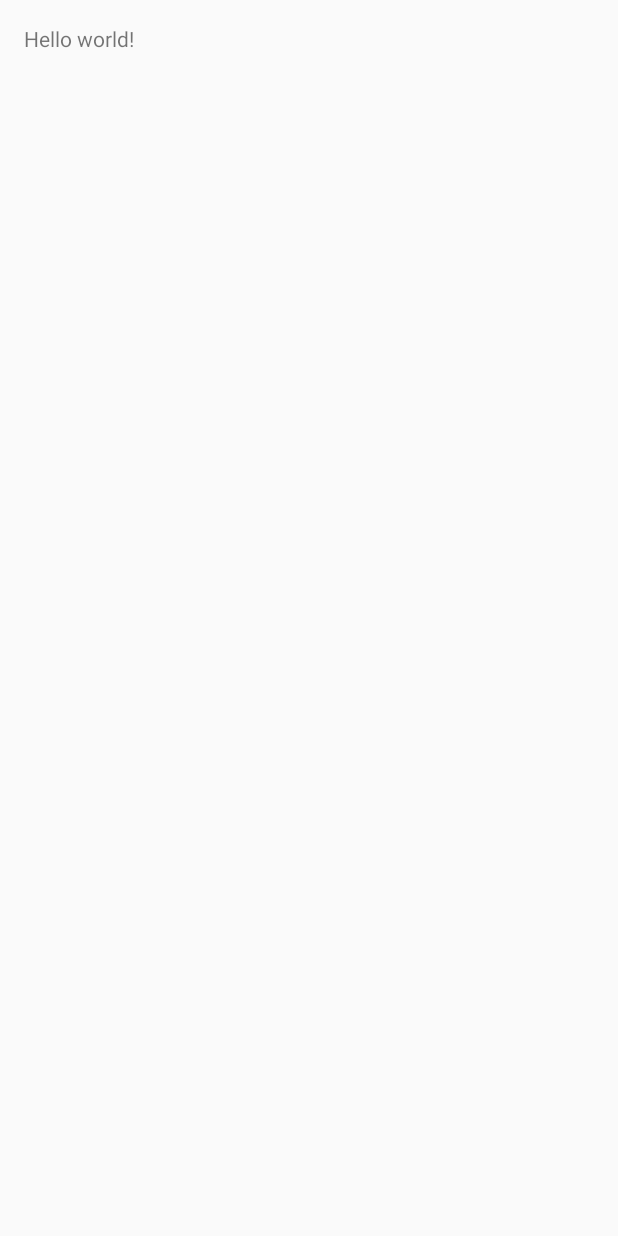
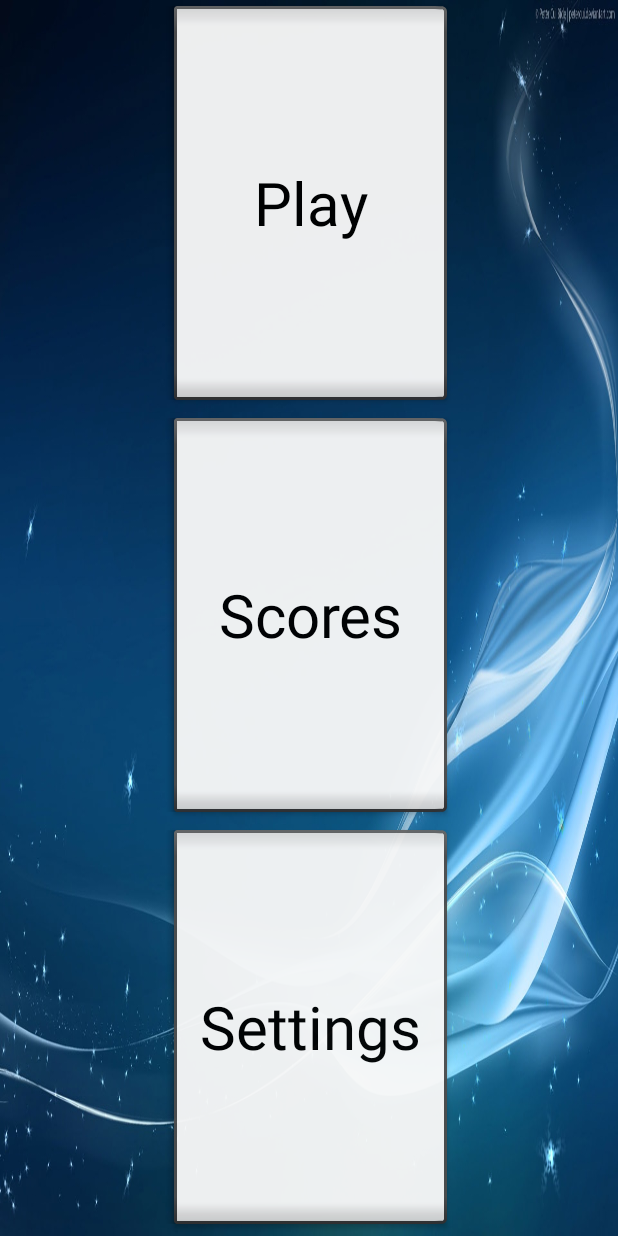
Before and after one commit to mimarmu1/WhoWantsToBeAMillionaire, an Android app: the screen it shows after launch (MainActivity), on a phone screen of 412 x 824 dp. Before the commit the screen is almost empty. Run offline under Robolectric (Android 15) with nearby library versions, the phone set to English and light mode, and no system bars.

Commit message:
Botones, fondo y activities creadas.

```diff
--- a/app/src/main/java/sdm/ejemplos/WWTBAM/MainActivity.java
+++ b/app/src/main/java/sdm/ejemplos/WWTBAM/MainActivity.java
@@ -1,19 +1,66 @@
 package sdm.ejemplos.WWTBAM;
 
 import android.app.Activity;
+import android.content.Intent;
 import android.os.Bundle;
-import android.view.LayoutInflater;
-import android.view.Menu;
-import android.view.MenuItem;
 import android.view.View;
-import android.view.ViewGroup;
-import android.os.Build;
+import android.widget.Button;
 
 public class MainActivity extends Activity {
+
+    Button buttonPlay;
+    Button buttonScores;
+    Button buttonSettings;
 
     @Override
     protected void onCreate(Bundle savedInstanceState) {
         super.onCreate(savedInstanceState);
         setContentView(R.layout.activity_main);
+        buttonPlay = (Button) findViewById(R.id.buttonPlay);
+        buttonScores = (Button) findViewById(R.id.buttonScores);
+        buttonSettings = (Button) findViewById(R.id.buttonSettings);
+
+       buttonPlay.setOnClickListener(new View.OnClickListener() {
+           @Override
+           public void onClick(View view) {
+               mostrarActivity(buttonPlay);
+
+           }
+       });
+
+        buttonSettings.setOnClickListener(new View.OnClickListener() {
+            @Override
+            public void onClick(View view) {
+                mostrarActivity(buttonSettings);
+
+            }
+        });
+
+        buttonScores.setOnClickListener(new View.OnClickListener() {
+            @Override
+            public void onClick(View view) {
+                mostrarActivity(buttonScores);
+
+            }
+        });
     }
+
+
+
+    public void mostrarActivity(View v){
+        int id = v.getId();
+        if(id == R.id.buttonPlay){
+            Intent i = new Intent(this, PlayActivity.class);
+            startActivity(i);
+        }else if (id == R.id.buttonScores){
+            Intent i = new Intent(this, ScoresActivity.class);
+            startActivity(i);
+        }else if( id == R.id.buttonSettings){
+            Intent i = new Intent(this, SettingsActivity.class);
+            startActivity(i);
+        }
+    }
+
+
+
 }
--- a/app/src/main/res/layout/activity_main.xml
+++ b/app/src/main/res/layout/activity_main.xml
@@ -1,15 +1,41 @@
-<RelativeLayout xmlns:android="http://schemas.android.com/apk/res/android"
-    xmlns:tools="http://schemas.android.com/tools"
-    android:layout_width="match_parent"
-    android:layout_height="match_parent"
-    android:paddingLeft="@dimen/activity_horizontal_margin"
-    android:paddingRight="@dimen/activity_horizontal_margin"
-    android:paddingTop="@dimen/activity_vertical_margin"
-    android:paddingBottom="@dimen/activity_vertical_margin"
-    tools:context="sdm.ejemplos.WWTBAM.MainActivity">
+<LinearLayout
+    android:orientation="vertical"
+    android:layout_width="fill_parent"
+    android:layout_height="fill_parent"
+    xmlns:android="http://schemas.android.com/apk/res/android"
+    android:background="@drawable/background"
+    style="@android:style/Widget.Button.Small">
 
-    <TextView
-        android:text="@string/hello_world"
-        android:layout_width="wrap_content"
-        android:layout_height="wrap_content" />
-</RelativeLayout>
+    <Button
+        android:layout_width="190dp"
+        android:layout_height="wrap_content"
+        android:layout_weight="1"
+        android:text="@string/playString"
+        android:alpha="0.95"
+        android:textSize="40dp"
+        android:id="@+id/buttonPlay"
+        android:layout_gravity="center_horizontal"
+        style="@android:style/Widget.Button.Inset"/>
+
+    <Button
+        android:layout_width="190dp"
+        android:layout_height="wrap_content"
+        android:layout_weight="1"
+        android:textSize="40dp"
+        android:alpha="0.95"
+        android:text="@string/scoresString"
+        android:id="@+id/buttonScores"
+        android:layout_gravity="center_horizontal"
+        style="@android:style/Widget.Button.Inset" />
+
+    <Button
+        android:layout_width="190dp"
+        android:textSize="40dp"
+        android:layout_height="wrap_content"
+        android:layout_weight="1"
+        android:alpha="0.95"
+        android:text="@string/settingsString"
+        android:id="@+id/buttonSettings"
+        android:layout_gravity="center_horizontal"
+        style="@android:style/Widget.Button.Inset"/>
+</LinearLayout>
--- /dev/null
+++ b/app/src/main/res/values/ids.xml
@@ -0,0 +1,2 @@
+<?xml version="1.0" encoding="utf-8"?>
+<resources><item name="scoreString" type="id">Scores</item></resources>
--- a/app/src/main/res/values/strings.xml
+++ b/app/src/main/res/values/strings.xml
@@ -3,5 +3,12 @@
 
     <string name="app_name">Who Wants To Be A Millionaire</string>
     <string name="hello_world">Hello world!</string>
+    <string name="playString">Play</string>
+    <string name="scoresString">Scores</string>
+    <string name="settingsString">Settings</string>
+    <string name="title_activity_main_activity2">MainActivity</string>
+    <string name="title_activity_play">PlayActivity</string>
+    <string name="title_activity_scores">ScoresActivity</string>
+    <string name="title_activity_settings">SettingsActivity</string>
 
 </resources>
```
Also changed, not shown: app/src/main/AndroidManifest.xml (+12 -0 lines), app/src/main/java/sdm/ejemplos/WWTBAM/PlayActivity.java (added, +13 -0 lines), app/src/main/java/sdm/ejemplos/WWTBAM/ScoresActivity.java (added, +13 -0 lines), app/src/main/java/sdm/ejemplos/WWTBAM/SettingsActivity.java (added, +13 -0 lines), app/src/main/res/layout/activity_play.xml (added, +15 -0 lines), app/src/main/res/layout/activity_scores.xml (added, +15 -0 lines), app/src/main/res/layout/activity_settings.xml (added, +15 -0 lines), app/src/main/res/drawable-hdpi/background.jpg (added), app/src/main/res/drawable-hdpi/play.png (added), app/src/main/res/drawable-hdpi/settings.png (added), app/src/main/res/drawable-hdpi/trophy.png (added), 1 other file.
